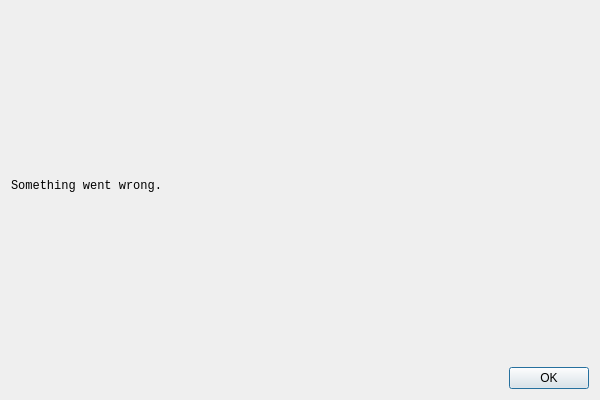
Before: the Qt Designer form BigPythonEnergy/ui/scoreboardMenu.ui in mucsci-students/2023fa-420-BigPythonEnergy, drawn with Qt 5.
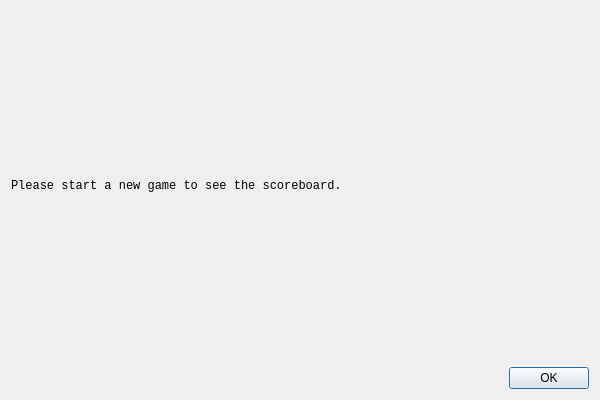
After: the same form once the commit is applied. Icons and pictures are not drawn.

Commit message:
Fixed scoreboard display
Scoreboard now only displays for the current game in progress. Letters are stored in the scoreboard alphabetically.

Also, loading an old save has been fixed in the CLI.

Diff of the .ui file:
```diff
--- a/BigPythonEnergy/ui/scoreboardMenu.ui
+++ b/BigPythonEnergy/ui/scoreboardMenu.ui
@@ -39,7 +39,7 @@
       </font>
      </property>
      <property name="text">
-      <string>Something went wrong.</string>
+      <string>Please start a new game to see the scoreboard.</string>
      </property>
      <property name="textFormat">
       <enum>Qt::AutoText</enum>
```
The commit also changes 5 other files.
